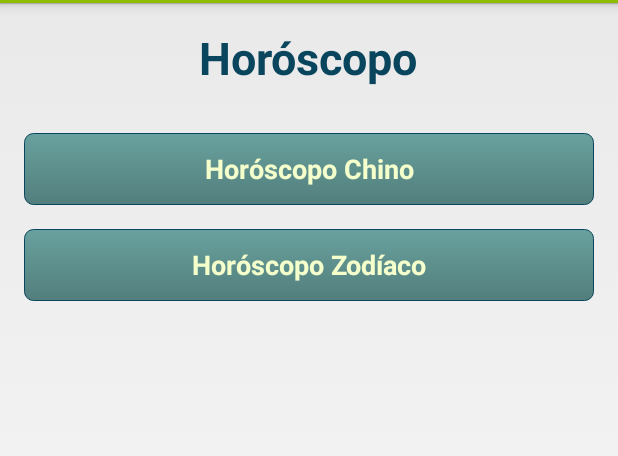
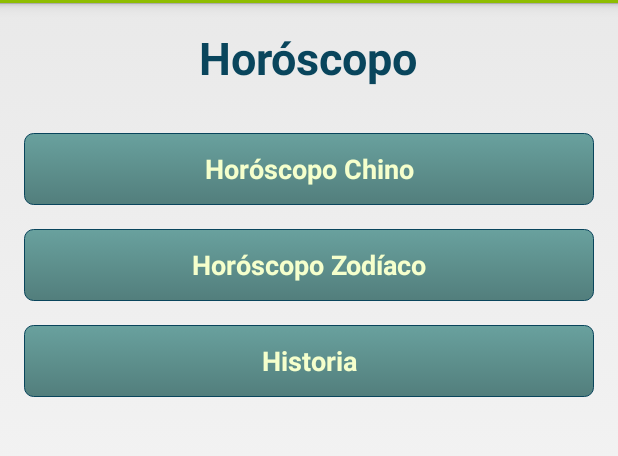
Before and after one commit to xmarianox/Horoscopo_app, an Android app: the screen it shows after launch (MainActivity), on a phone screen of 412 x 824 dp, the part 69-525 px from its top. Run offline under Robolectric (Android 15) with nearby library versions, the phone set to English and light mode, and no system bars.

```diff
--- a/appHoroscopo/src/main/AndroidManifest.xml
+++ b/appHoroscopo/src/main/AndroidManifest.xml
@@ -5,6 +5,8 @@
     <uses-sdk
         android:maxSdkVersion="19"
         android:minSdkVersion="14" />
+
+    <uses-permission android:name="android.permission.INTERNET"></uses-permission>
 
     <application
         android:allowBackup="true"
@@ -48,6 +50,10 @@
             android:name="la.funka.apphoroscopo.ListaZodiacoActivity"
             android:label="@string/title_activity_lista_zodiaco" >
         </activity>
+        <activity
+            android:name="la.funka.apphoroscopo.HistoriaActivity"
+            android:label="@string/title_activity_historia" >
+        </activity>
     </application>
 
 </manifest>
--- a/appHoroscopo/src/main/java/la/funka/apphoroscopo/MainActivity.java
+++ b/appHoroscopo/src/main/java/la/funka/apphoroscopo/MainActivity.java
@@ -43,6 +43,17 @@ public class MainActivity extends Activity {
                 MainActivity.this.startActivity(intent_zodiaco);
             }
         });
+
+        final Intent intent_historia = new Intent(this, HistoriaActivity.class);
+
+        Button btn_historia = (Button) findViewById(R.id.btn_historia);
+        btn_historia.setOnClickListener( new View.OnClickListener(){
+            @Override
+            public void onClick(View v) {
+                MainActivity.this.startActivity(intent_historia);
+            }
+        });
+
         /**
         final Intent intent_camara = new Intent(this, CamaraActivity.class);
         Button btn_open_cam = (Button) findViewById(R.id.btn_cam_activity);
--- a/appHoroscopo/src/main/res/layout/activity_main.xml
+++ b/appHoroscopo/src/main/res/layout/activity_main.xml
@@ -46,6 +46,16 @@
             android:background="@drawable/button"
             style="@style/buttonStyle"/>
 
+        <Button
+            android:layout_width="fill_parent"
+            android:layout_height="wrap_content"
+            android:text="@string/btn_historia"
+            android:id="@+id/btn_historia"
+            android:layout_gravity="center"
+            android:layout_marginBottom="16dp"
+            android:background="@drawable/button"
+            style="@style/buttonStyle"/>
+
         <!--
         <Button
             android:layout_width="fill_parent"
--- a/appHoroscopo/src/main/res/values/strings.xml
+++ b/appHoroscopo/src/main/res/values/strings.xml
@@ -75,6 +75,8 @@
     <string name="image_description_zodiaco">Imagen de tu signo del Zodíaco</string>
     <string name="title_activity_oraculo_zodiaco">Oraculo</string>
     <string name="action_settings">Settings</string>
+    <string name="btn_historia">Historia</string>
+    <string name="btn_traer_historia">Traer Historia</string>
 
     <!-- Predicciones -->
     <string name="aries_amor">2014 será un buen año para los Aries desde el punto de vista sentimental. Los nacidos entre el 22 de marzo y el 21 de abril estarán cargados de sensualidad durante los próximos meses. No hay que desperdiciarlo, porque puede suponer la llegada de compromisos amorosos e inclusos embarazos.
@@ -216,8 +218,10 @@
     Si estás buscando trabajo, a principios de 2014 encontrarás a una persona que te ofrecerá una oferta laboral muy generosa. Déjate llevar y confía en ella, porque su energía es limpia y positiva. Si estás receptivo y aceptas las ayudas de los demás verás como 2014 se convierte en un año muy fructífero para ti.
     Piscis, en cuanto a dinero debes saber que tu horóscopo muestra que durante 2014 tu situación económica no dará grandes cambios con respecto al pasado año, pero es posible que recibas un extra que te ayudará a vivir con esos caprichos que no quieres dejar de lado y temes perder. Si estás abierto a nuevas ideas y sabes aprovechar los golpes de suerte que te dará el nuevo año podrás disfrutar de esos caprichos y alguno más.
     En la segunda mitad del 2014 recibirás un regalo de alguien que no esperas y que cambiará tu vida de alguna manera, pero debes ser agradecido si no quieres perder esta buena oportunidad que te regala la vida.</string>
+
     <string name="title_activity_lista_chino">ListaChinoActivity</string>
     <string name="hello_world">Hello world!</string>
     <string name="title_activity_lista_zodiaco">ListaZodiacoActivity</string>
+    <string name="title_activity_historia">HistoriaActivity</string>
 
 </resources>
```
Also changed, not shown: appHoroscopo/src/main/java/la/funka/apphoroscopo/ChinoActivity.java (+8 -0 lines), appHoroscopo/src/main/java/la/funka/apphoroscopo/HistoriaActivity.java (added, +76 -0 lines), appHoroscopo/src/main/java/la/funka/apphoroscopo/ListaChinoActivity.java (+14 -0 lines), appHoroscopo/src/main/java/la/funka/apphoroscopo/ListaZodiacoActivity.java (+14 -2 lines), appHoroscopo/src/main/java/la/funka/apphoroscopo/ZodiacoActivity.java (+10 -0 lines), appHoroscopo/src/main/res/layout/activity_historia.xml (added, +37 -0 lines).
